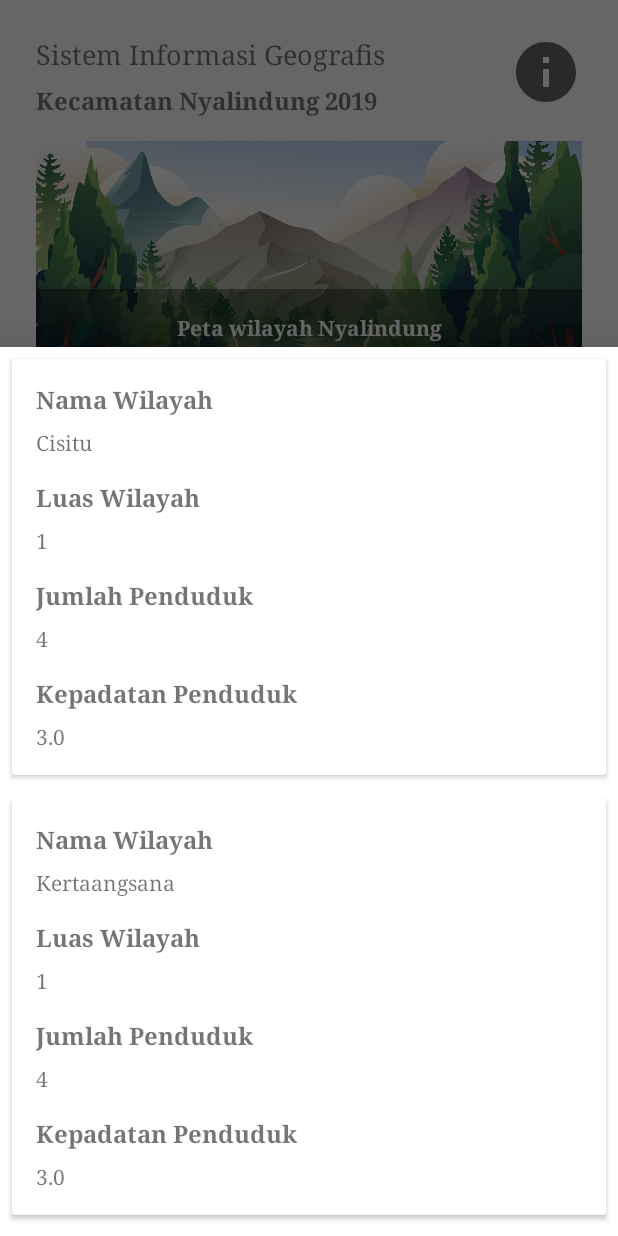
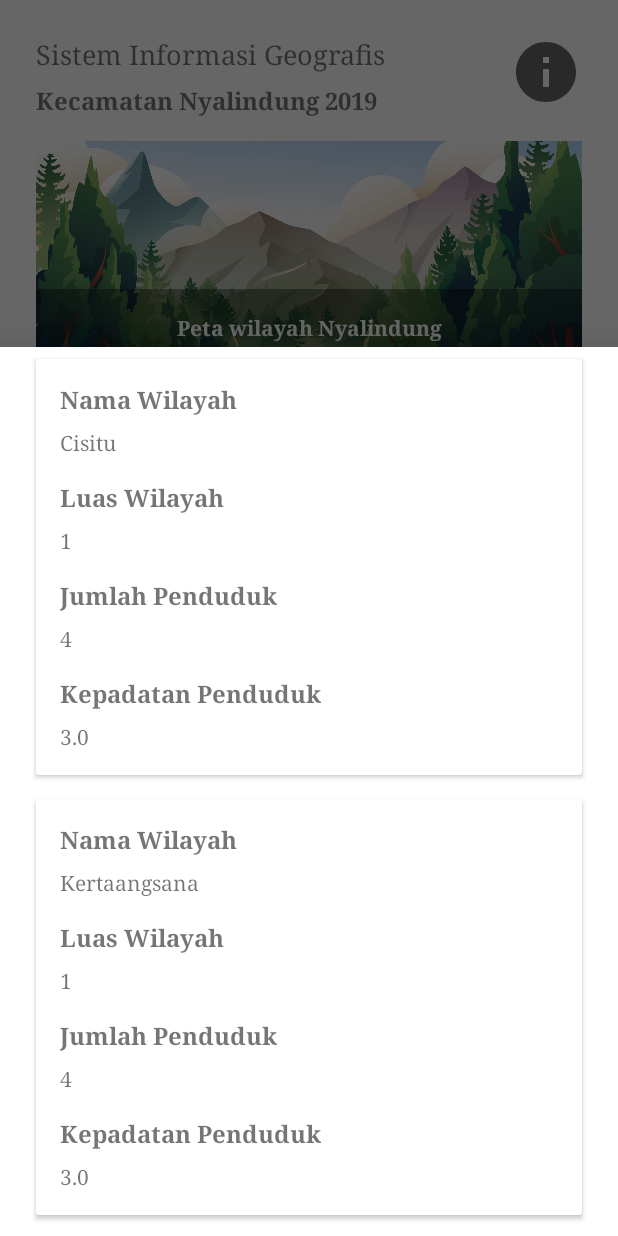
Before and after one commit to ramdhanjr11/Nyalindung-Aplication, an Android app: the screen it shows after launch (HomeActivity), after a tap on "Penduduk dan Wilayah", on a phone screen of 412 x 824 dp. Run offline under Robolectric (Android 15) with nearby library versions, the phone set to English and light mode, and no system bars; our stand-ins replace Dagger/Hilt's generated code, Room's generated code.

Commit message:
Fix several problem in layout

```diff
--- a/app/src/main/res/layout/activity_home.xml
+++ b/app/src/main/res/layout/activity_home.xml
@@ -84,6 +84,41 @@
                 android:textStyle="bold" />
         </RelativeLayout>
 
+        <RelativeLayout
+            android:id="@+id/rl_peta_prisma"
+            android:layout_width="match_parent"
+            android:layout_height="150dp"
+            android:layout_marginStart="24dp"
+            android:layout_marginTop="16dp"
+            android:layout_marginEnd="24dp"
+            app:layout_constraintEnd_toEndOf="parent"
+            app:layout_constraintStart_toStartOf="parent"
+            app:layout_constraintTop_toBottomOf="@+id/rl_peta_nyalindung">
+
+            <ImageView
+                android:id="@+id/imageView2"
+                android:layout_width="match_parent"
+                android:layout_height="match_parent"
+                android:layout_alignParentStart="true"
+                android:layout_alignParentTop="true"
+                android:layout_alignParentEnd="true"
+                android:layout_alignParentBottom="true"
+                android:scaleType="centerCrop"
+                android:src="@drawable/asset3" />
+
+            <TextView
+                android:layout_width="match_parent"
+                android:layout_height="wrap_content"
+                android:layout_alignParentBottom="true"
+                android:background="#5E000000"
+                android:fontFamily="serif"
+                android:padding="16dp"
+                android:text="Peta Prisma wilayah Nyalindung"
+                android:textAlignment="center"
+                android:textColor="@color/white"
+                android:textStyle="bold" />
+        </RelativeLayout>
+
         <TextView
             android:id="@+id/textView3"
             android:layout_width="wrap_content"
@@ -94,7 +129,7 @@
             android:text="Pilih menu dibawah ini"
             android:textStyle="bold"
             app:layout_constraintStart_toStartOf="parent"
-            app:layout_constraintTop_toBottomOf="@+id/rl_peta_nyalindung" />
+            app:layout_constraintTop_toBottomOf="@+id/rl_peta_prisma" />
 
         <androidx.cardview.widget.CardView
             android:id="@+id/cardView"
--- a/app/src/main/res/layout/fragment_jenis_kelamin.xml
+++ b/app/src/main/res/layout/fragment_jenis_kelamin.xml
@@ -66,7 +66,9 @@
             android:id="@+id/rv_data"
             android:layout_width="match_parent"
             android:layout_height="match_parent"
+            android:layout_marginStart="16dp"
             android:layout_marginTop="16dp"
+            android:layout_marginEnd="16dp"
             android:layout_marginBottom="16dp"
             app:layout_constraintBottom_toBottomOf="parent"
             app:layout_constraintEnd_toEndOf="parent"
--- a/app/src/main/res/layout/fragment_kelahiran.xml
+++ b/app/src/main/res/layout/fragment_kelahiran.xml
@@ -66,7 +66,9 @@
             android:id="@+id/rv_data"
             android:layout_width="match_parent"
             android:layout_height="match_parent"
+            android:layout_marginStart="16dp"
             android:layout_marginTop="16dp"
+            android:layout_marginEnd="16dp"
             android:layout_marginBottom="16dp"
             app:layout_constraintBottom_toBottomOf="parent"
             app:layout_constraintEnd_toEndOf="parent"
--- a/app/src/main/res/layout/fragment_lahan_desa.xml
+++ b/app/src/main/res/layout/fragment_lahan_desa.xml
@@ -3,7 +3,7 @@
     xmlns:app="http://schemas.android.com/apk/res-auto"
     xmlns:tools="http://schemas.android.com/tools"
     android:layout_width="match_parent"
-    android:layout_height="match_parent"
+    android:layout_height="wrap_content"
     android:fillViewport="true"
     android:fitsSystemWindows="true"
     tools:context=".ui.LahanDesaFragment">
@@ -66,7 +66,9 @@
             android:id="@+id/rv_data"
             android:layout_width="match_parent"
             android:layout_height="match_parent"
+            android:layout_marginStart="16dp"
             android:layout_marginTop="16dp"
+            android:layout_marginEnd="16dp"
             android:layout_marginBottom="16dp"
             app:layout_constraintBottom_toBottomOf="parent"
             app:layout_constraintEnd_toEndOf="parent"
--- a/app/src/main/res/layout/fragment_sumber_air.xml
+++ b/app/src/main/res/layout/fragment_sumber_air.xml
@@ -3,7 +3,7 @@
     xmlns:app="http://schemas.android.com/apk/res-auto"
     xmlns:tools="http://schemas.android.com/tools"
     android:layout_width="match_parent"
-    android:layout_height="match_parent"
+    android:layout_height="wrap_content"
     android:fillViewport="true"
     android:fitsSystemWindows="true"
     tools:context=".ui.SumberAirFragment">
@@ -66,7 +66,9 @@
             android:id="@+id/rv_data"
             android:layout_width="match_parent"
             android:layout_height="match_parent"
+            android:layout_marginStart="16dp"
             android:layout_marginTop="16dp"
+            android:layout_marginEnd="16dp"
             android:layout_marginBottom="16dp"
             app:layout_constraintBottom_toBottomOf="parent"
             app:layout_constraintEnd_toEndOf="parent"
--- a/app/src/main/res/layout/fragment_wilayah.xml
+++ b/app/src/main/res/layout/fragment_wilayah.xml
@@ -3,7 +3,7 @@
     xmlns:app="http://schemas.android.com/apk/res-auto"
     xmlns:tools="http://schemas.android.com/tools"
     android:layout_width="match_parent"
-    android:layout_height="match_parent"
+    android:layout_height="wrap_content"
     android:fillViewport="true"
     android:fitsSystemWindows="true"
     tools:context=".ui.WilayahFragment">
@@ -66,7 +66,9 @@
             android:id="@+id/rv_data"
             android:layout_width="match_parent"
             android:layout_height="match_parent"
+            android:layout_marginStart="16dp"
             android:layout_marginTop="16dp"
+            android:layout_marginEnd="16dp"
             android:layout_marginBottom="16dp"
             app:layout_constraintBottom_toBottomOf="parent"
             app:layout_constraintEnd_toEndOf="parent"
```
